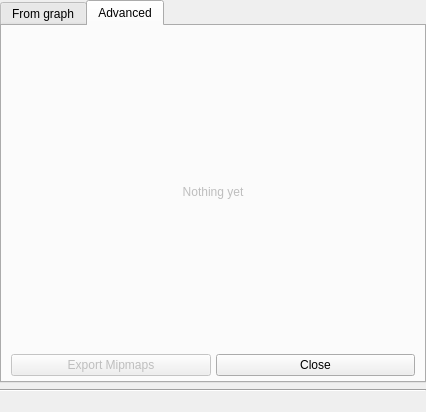
Above: custommipmapsexport/res/dialog.ui from OlafHaag/substance-mipmaps-exporter before the change. Below: the same form after it.
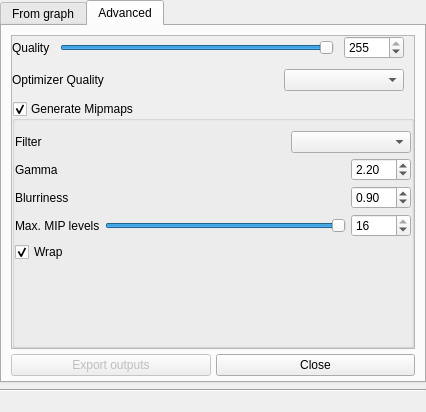
That is the form after the change. The open tabs and pages were chosen to show the change.

The edit to the form file:
```diff
--- a/custommipmapsexport/res/dialog.ui
+++ b/custommipmapsexport/res/dialog.ui
@@ -51,9 +51,6 @@
      </property>
      <item>
       <widget class="QTabWidget" name="tabWidget">
-       <property name="enabled">
-        <bool>true</bool>
-       </property>
        <property name="tabPosition">
         <enum>QTabWidget::North</enum>
        </property>
@@ -494,22 +491,384 @@
           <number>5</number>
          </property>
          <item>
-          <widget class="QLabel" name="nothing_label">
-           <property name="enabled">
-            <bool>false</bool>
+          <widget class="QScrollArea" name="scrollArea">
+           <property name="widgetResizable">
+            <bool>true</bool>
            </property>
-           <property name="sizePolicy">
-            <sizepolicy hsizetype="Preferred" vsizetype="Preferred">
-             <horstretch>0</horstretch>
-             <verstretch>1</verstretch>
-            </sizepolicy>
-           </property>
-           <property name="text">
-            <string>Nothing yet</string>
-           </property>
-           <property name="alignment">
-            <set>Qt::AlignCenter</set>
-           </property>
+           <widget class="QWidget" name="scrollAreaWidgetContents">
+            <property name="geometry">
+             <rect>
+              <x>0</x>
+              <y>0</y>
+              <width>396</width>
+              <height>294</height>
+             </rect>
+            </property>
+            <layout class="QVBoxLayout" name="verticalLayout_9">
+             <property name="spacing">
+              <number>10</number>
+             </property>
+             <property name="leftMargin">
+              <number>0</number>
+             </property>
+             <property name="topMargin">
+              <number>0</number>
+             </property>
+             <property name="rightMargin">
+              <number>0</number>
+             </property>
+             <property name="bottomMargin">
+              <number>0</number>
+             </property>
+             <item>
+              <layout class="QHBoxLayout" name="horizontalLayout_quality">
+               <property name="rightMargin">
+                <number>10</number>
+               </property>
+               <item>
+                <widget class="QLabel" name="qualtiy_label">
+                 <property name="text">
+                  <string>Quality</string>
+                 </property>
+                </widget>
+               </item>
+               <item>
+                <widget class="QSlider" name="quality_slider">
+                 <property name="toolTip">
+                  <string>&lt;html&gt;&lt;head/&gt;&lt;body&gt;&lt;p&gt;Set Clustered DDS quality factor [0-255] 255=best.&lt;/p&gt;&lt;/body&gt;&lt;/html&gt;</string>
+                 </property>
+                 <property name="maximum">
+                  <number>255</number>
+                 </property>
+                 <property name="value">
+                  <number>255</number>
+                 </property>
+                 <property name="orientation">
+                  <enum>Qt::Horizontal</enum>
+                 </property>
+                 <property name="tickPosition">
+                  <enum>QSlider::NoTicks</enum>
+                 </property>
+                </widget>
+               </item>
+               <item>
+                <widget class="QSpinBox" name="quality_spinBox">
+                 <property name="minimumSize">
+                  <size>
+                   <width>60</width>
+                   <height>0</height>
+                  </size>
+                 </property>
+                 <property name="toolTip">
+                  <string>&lt;html&gt;&lt;head/&gt;&lt;body&gt;&lt;p&gt;Set Clustered DDS quality factor [0-255] 255=best&lt;/p&gt;&lt;/body&gt;&lt;/html&gt;</string>
+                 </property>
+                 <property name="maximum">
+                  <number>255</number>
+                 </property>
+                 <property name="value">
+                  <number>255</number>
+                 </property>
+                </widget>
+               </item>
+              </layout>
+             </item>
+             <item>
+              <layout class="QHBoxLayout" name="horizontalLayout_dxtquality">
+               <property name="rightMargin">
+                <number>10</number>
+               </property>
+               <item>
+                <widget class="QLabel" name="dxt_quality_label">
+                 <property name="text">
+                  <string>Optimizer Quality</string>
+                 </property>
+                </widget>
+               </item>
+               <item>
+                <widget class="QComboBox" name="dxt_quality_comboBox">
+                 <property name="sizePolicy">
+                  <sizepolicy hsizetype="Preferred" vsizetype="Fixed">
+                   <horstretch>0</horstretch>
+                   <verstretch>0</verstretch>
+                  </sizepolicy>
+                 </property>
+                 <property name="maximumSize">
+                  <size>
+                   <width>120</width>
+                   <height>16777215</height>
+                  </size>
+                 </property>
+                 <property name="toolTip">
+                  <string>&lt;html&gt;&lt;head/&gt;&lt;body&gt;&lt;p&gt;Endpoint optimizer speed.&lt;/p&gt;&lt;p&gt;Sets endpoint optimizer's max iteration depth.&lt;/p&gt;&lt;/body&gt;&lt;/html&gt;</string>
+                 </property>
+                </widget>
+               </item>
+              </layout>
+             </item>
+             <item>
+              <widget class="QGroupBox" name="mipsettings_groupBox">
+               <property name="sizePolicy">
+                <sizepolicy hsizetype="Preferred" vsizetype="Expanding">
+                 <horstretch>0</horstretch>
+                 <verstretch>0</verstretch>
+                </sizepolicy>
+               </property>
+               <property name="title">
+                <string>Generate Mipmaps</string>
+               </property>
+               <property name="alignment">
+                <set>Qt::AlignLeading|Qt::AlignLeft|Qt::AlignTop</set>
+               </property>
+               <property name="checkable">
+                <bool>true</bool>
+               </property>
+               <layout class="QVBoxLayout" name="verticalLayout_4">
+                <property name="spacing">
+                 <number>5</number>
+                </property>
+                <property name="leftMargin">
+                 <number>0</number>
+                </property>
+                <property name="topMargin">
+                 <number>10</number>
+                </property>
+                <property name="rightMargin">
+                 <number>0</number>
+                </property>
+                <property name="bottomMargin">
+                 <number>0</number>
+                </property>
+                <item>
+                 <layout class="QHBoxLayout" name="horizontalLayout_filter">
+                  <item>
+                   <widget class="QLabel" name="Filter_label">
+                    <property name="text">
+                     <string>Filter</string>
+                    </property>
+                   </widget>
+                  </item>
+                  <item>
+                   <spacer name="horizontalSpacer_7">
+                    <property name="orientation">
+                     <enum>Qt::Horizontal</enum>
+                    </property>
+                    <property name="sizeHint" stdset="0">
+                     <size>
+                      <width>40</width>
+                      <height>20</height>
+                     </size>
+                    </property>
+                   </spacer>
+                  </item>
+                  <item>
+                   <widget class="QComboBox" name="mipfilter_comboBox">
+                    <property name="sizePolicy">
+                     <sizepolicy hsizetype="Preferred" vsizetype="Fixed">
+                      <horstretch>0</horstretch>
+                      <verstretch>0</verstretch>
+                     </sizepolicy>
+                    </property>
+                    <property name="minimumSize">
+                     <size>
+                      <width>120</width>
+                      <height>0</height>
+                     </size>
+                    </property>
+                    <property name="currentText">
+                     <string/>
+                    </property>
+                    <property name="maxVisibleItems">
+                     <number>5</number>
+                    </property>
+                    <property name="maxCount">
+                     <number>5</number>
+                    </property>
+                   </widget>
+                  </item>
+                 </layout>
+                </item>
+                <item>
+                 <layout class="QHBoxLayout" name="horizontalLayout_gamma4">
+                  <item>
+                   <widget class="QLabel" name="gamma_label">
+                    <property name="text">
+                     <string>Gamma</string>
+                    </property>
+                   </widget>
+                  </item>
+                  <item>
+                   <spacer name="horizontalSpacer_8">
+                    <property name="orientation">
+                     <enum>Qt::Horizontal</enum>
+                    </property>
+                    <property name="sizeHint" stdset="0">
+                     <size>
+                      <width>40</width>
+                      <height>20</height>
+                     </size>
+                    </property>
+                   </spacer>
+                  </item>
+                  <item>
+                   <widget class="QDoubleSpinBox" name="gamma_spinBox">
+                    <property name="minimumSize">
+                     <size>
+                      <width>60</width>
+                      <height>0</height>
+                     </size>
+                    </property>
+                    <property name="toolTip">
+                     <string>use 1.0 for linear</string>
+                    </property>
+                    <property name="maximum">
+                     <double>10.000000000000000</double>
+                    </property>
+                    <property name="singleStep">
+                     <double>0.100000000000000</double>
+                    </property>
+                    <property name="value">
+                     <double>2.200000000000000</double>
+                    </property>
+                   </widget>
+                  </item>
+                 </layout>
+                </item>
+                <item>
+                 <layout class="QHBoxLayout" name="horizontalLayout_blur">
+                  <item>
+                   <widget class="QLabel" name="blur_label">
+                    <property name="text">
+                     <string>Blurriness</string>
+                    </property>
+                   </widget>
+                  </item>
+                  <item>
+                   <spacer name="horizontalSpacer_9">
+                    <property name="orientation">
+                     <enum>Qt::Horizontal</enum>
+                    </property>
+                    <property name="sizeHint" stdset="0">
+                     <size>
+                      <width>40</width>
+                      <height>20</height>
+                     </size>
+                    </property>
+                   </spacer>
+                  </item>
+                  <item>
+                   <widget class="QDoubleSpinBox" name="blur_spinBox">
+                    <property name="minimumSize">
+                     <size>
+                      <width>60</width>
+                      <height>0</height>
+                     </size>
+                    </property>
+                    <property name="toolTip">
+                     <string>&lt;html&gt;&lt;head/&gt;&lt;body&gt;&lt;p&gt;Scale filter kernel, &amp;gt;1=blur, &amp;lt;1=sharpen, default=.9&lt;/p&gt;&lt;/body&gt;&lt;/html&gt;</string>
+                    </property>
+                    <property name="minimum">
+                     <double>0.010000000000000</double>
+                    </property>
+                    <property name="maximum">
+                     <double>8.000000000000000</double>
+                    </property>
+                    <property name="singleStep">
+                     <double>0.100000000000000</double>
+                    </property>
+                    <property name="value">
+                     <double>0.900000000000000</double>
+                    </property>
+                   </widget>
+                  </item>
+                 </layout>
+                </item>
+                <item>
+                 <layout class="QHBoxLayout" name="horizontalLayout_maxlvls">
+                  <item>
+                   <widget class="QLabel" name="max_lvls_label">
+                    <property name="text">
+                     <string>Max. MIP levels</string>
+                    </property>
+                   </widget>
+                  </item>
+                  <item>
+                   <widget class="QSlider" name="max_lvls_slider">
+                    <property name="minimum">
+                     <number>1</number>
+                    </property>
+                    <property name="maximum">
+                     <number>16</number>
+                    </property>
+                    <property name="value">
+                     <number>16</number>
+                    </property>
+                    <property name="orientation">
+                     <enum>Qt::Horizontal</enum>
+                    </property>
+                    <property name="tickPosition">
+                     <enum>QSlider::NoTicks</enum>
+                    </property>
+                    <property name="tickInterval">
+                     <number>5</number>
+                    </property>
+                   </widget>
+                  </item>
+                  <item>
+                   <widget class="QSpinBox" name="max_lvls_spinBox">
+                    <property name="minimumSize">
+                     <size>
+                      <width>60</width>
+                      <height>0</height>
+                     </size>
+                    </property>
+                    <property name="minimum">
+                     <number>1</number>
+                    </property>
+                    <property name="maximum">
+                     <number>16</number>
+                    </property>
+                    <property name="value">
+                     <number>16</number>
+                    </property>
+                   </widget>
+                  </item>
+                 </layout>
+                </item>
+                <item>
+                 <layout class="QHBoxLayout" name="horizontalLayout_wrap">
+                  <item>
+                   <widget class="QCheckBox" name="wrap_checkBox">
+                    <property name="toolTip">
+                     <string>&lt;html&gt;&lt;head/&gt;&lt;body&gt;&lt;p&gt;Assume texture is tiled when filtering&lt;/p&gt;&lt;/body&gt;&lt;/html&gt;</string>
+                    </property>
+                    <property name="text">
+                     <string>Wrap</string>
+                    </property>
+                    <property name="checked">
+                     <bool>true</bool>
+                    </property>
+                   </widget>
+                  </item>
+                 </layout>
+                </item>
+                <item>
+                 <spacer name="verticalSpacer_2">
+                  <property name="orientation">
+                   <enum>Qt::Vertical</enum>
+                  </property>
+                  <property name="sizeHint" stdset="0">
+                   <size>
+                    <width>20</width>
+                    <height>40</height>
+                   </size>
+                  </property>
+                 </spacer>
+                </item>
+               </layout>
+              </widget>
+             </item>
+            </layout>
+           </widget>
           </widget>
          </item>
          <item>
@@ -520,7 +879,7 @@
               <bool>false</bool>
              </property>
              <property name="text">
-              <string>Export Mipmaps</string>
+              <string>Export outputs</string>
              </property>
             </widget>
            </item>
```
Left out of the diff: 66 changed lines with no effect on the pictures.
